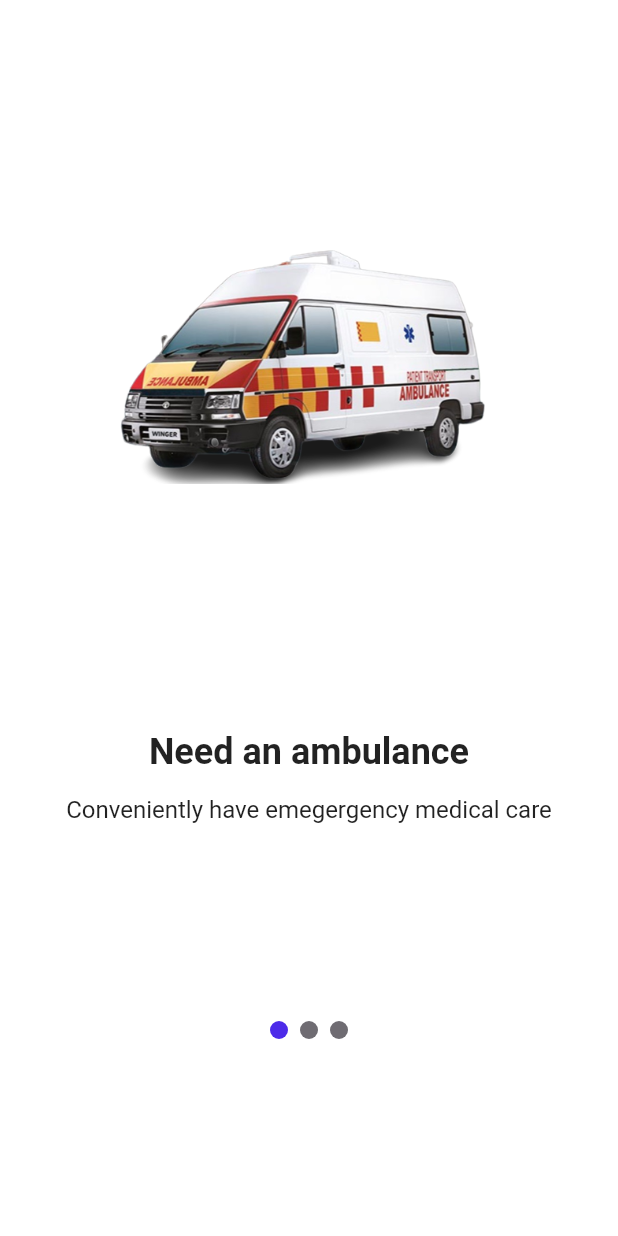
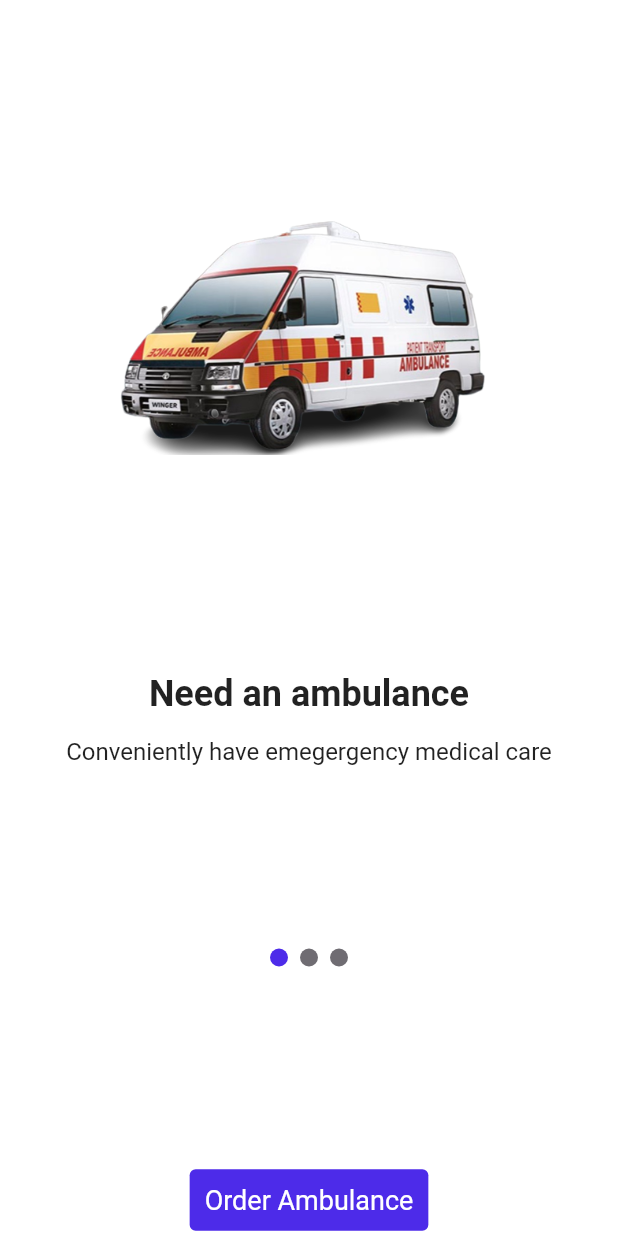
Before and after one commit to mobisa-012/Ambulance-App-UI-Project, a Flutter app: the screen it shows after launch, on a phone screen of 412 x 824 dp. Run offline on Flutter 3.47's test engine with Material 2 defaults, Android fonts, the phone set to English and light mode, and no system bars; drawn by our look-alikes of page_view_dot_indicator.

Commit message:
version, UI onboarding

```diff
--- a/ambulance_app_ui/lib/core/text_constants.dart
+++ b/ambulance_app_ui/lib/core/text_constants.dart
@@ -12,4 +12,5 @@ class TextConstants {
   static const String otp = 'Sent OTP';
   static const String verify = 'Verify';
   static const String alwaysReady = 'Always ready, anytime, anywhere';
+  static const String orderAmbulance = 'Order Ambulance';
 }
--- a/ambulance_app_ui/lib/screens/map_screen/map_screen.dart
+++ b/ambulance_app_ui/lib/screens/map_screen/map_screen.dart
@@ -11,6 +11,9 @@ class MapScreen extends StatefulWidget {
 class _MapScreenState extends State<MapScreen> {
   @override
   Widget build(BuildContext context) {
-    return Scaffold();
+    return Scaffold(
+      extendBodyBehindAppBar: true,
+      appBar: AppBar(),
+    );
   }
 }
--- a/ambulance_app_ui/lib/screens/onboarding/onboarding_screen.dart
+++ b/ambulance_app_ui/lib/screens/onboarding/onboarding_screen.dart
@@ -1,5 +1,7 @@
 import 'package:ambulance_app_ui/core/colors.dart';
 import 'package:ambulance_app_ui/core/data_constants.dart';
+import 'package:ambulance_app_ui/core/text_constants.dart';
+import 'package:ambulance_app_ui/screens/verification_page/verification_page.dart';
 import 'package:flutter/material.dart';
 import 'package:page_view_dot_indicator/page_view_dot_indicator.dart';
 
@@ -23,7 +25,6 @@ class _OnboardingPageState extends State<OnboardingPage> {
 
   @override
   Widget build(BuildContext context) {
-
     return Scaffold(
       backgroundColor: AppColors.homeBackground,
       body: SafeArea(
@@ -37,10 +38,36 @@ class _OnboardingPageState extends State<OnboardingPage> {
           Expanded(
             flex: 2,
             child: _createStatic(context),
-          )
+          ),
+          const SizedBox(
+            height: 10,
+          ),
+          _createButton(context),
         ],
       )),
     );
+  }
+
+  Widget _createButton(BuildContext context) {
+    return ElevatedButton(
+      style: ElevatedButton.styleFrom(
+        backgroundColor: AppColors.onboardingColor,
+        elevation: 0,
+        padding: EdgeInsets.all(10),
+        textStyle: TextStyle(
+            fontSize: 18,
+            color: Colors.white,
+          ),
+      ),
+        onPressed: () {
+          Navigator.of(context)
+              .pushReplacement(MaterialPageRoute(builder: (_) => VerificationPage()));
+        },
+        child: Text(
+          TextConstants.orderAmbulance,
+
+        ),
+        );
   }
 
   Widget _createPageView(PageController pageController, BuildContext context) {
--- a/ambulance_app_ui/pubspec.yaml
+++ b/ambulance_app_ui/pubspec.yaml
@@ -32,6 +32,7 @@ dependencies:
   flutter:
     sdk: flutter
   page_view_dot_indicator: ^2.0.0
+  google_maps_flutter: ^2.2.3
 
 
   # The following adds the Cupertino Icons font to your application.
```
Also changed, not shown: ambulance_app_ui/lib/screens/verification_page/verification_page.dart (added, +66 -0 lines), ambulance_app_ui/pubspec.lock, 1 other file.
